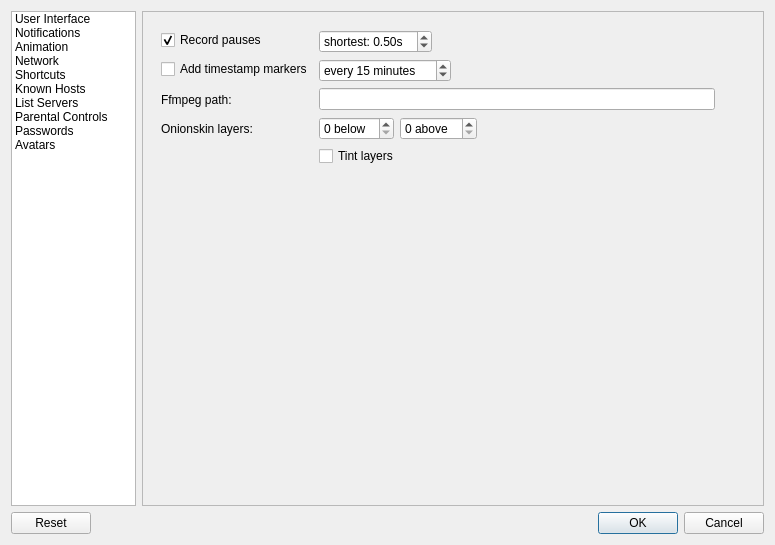
Above: src/desktop/ui/settings.ui from drawpile/Drawpile before the change. Below: the same form after it.
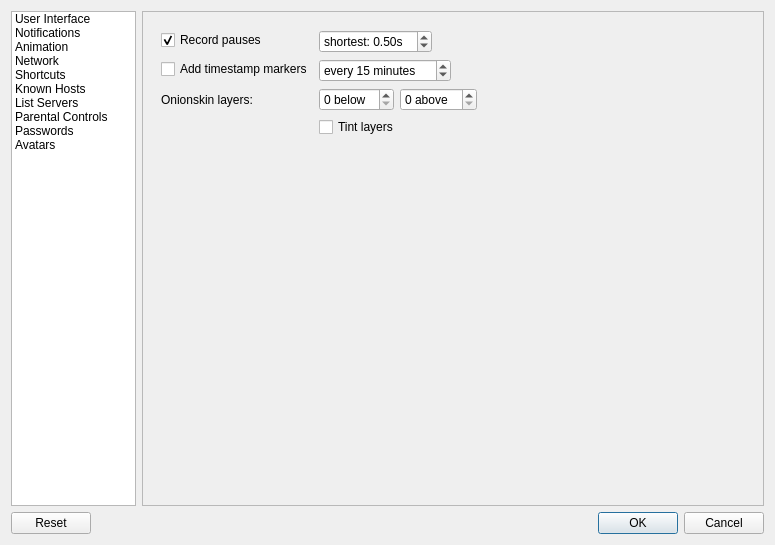
That is the form after the change. The open tabs and pages were chosen to show the change. Icons and pictures are not drawn.

Commit message:
Replace ffmpeg exporter with webm exporter
Natively export WebM videos using libvpx.
Remove the ffmpeg exporter that never worked quite right.

Diff of the .ui file:
```diff
--- a/src/desktop/ui/settings.ui
+++ b/src/desktop/ui/settings.ui
@@ -488,39 +488,14 @@
               </item>
              </layout>
             </item>
-            <item row="5" column="0">
-             <widget class="QLabel" name="label_4">
-              <property name="text">
-               <string>Ffmpeg path:</string>
-              </property>
-             </widget>
-            </item>
-            <item row="5" column="1">
-             <layout class="QHBoxLayout" name="horizontalLayout">
-              <item>
-               <widget class="QLineEdit" name="ffmpegpath"/>
-              </item>
-              <item>
-               <widget class="QToolButton" name="pickFfmpeg">
-                <property name="icon">
-                 <iconset theme="document-open">
-                  <normaloff>theme:document-open.svg</normaloff>theme:document-open.svg</iconset>
-                </property>
-                <property name="autoRaise">
-                 <bool>true</bool>
-                </property>
-               </widget>
-              </item>
-             </layout>
-            </item>
-            <item row="8" column="0">
+            <item row="7" column="0">
              <widget class="QLabel" name="label_10">
               <property name="text">
                <string>Onionskin layers:</string>
               </property>
              </widget>
             </item>
-            <item row="8" column="1">
+            <item row="7" column="1">
              <layout class="QHBoxLayout" name="horizontalLayout_7">
               <item>
                <widget class="QSpinBox" name="onionskinsBelow">
@@ -554,7 +529,7 @@
               </item>
              </layout>
             </item>
-            <item row="9" column="1">
+            <item row="8" column="1">
              <widget class="QCheckBox" name="onionskinTint">
               <property name="text">
                <string>Tint layers</string>
```
The commit also changes 23 other files.
